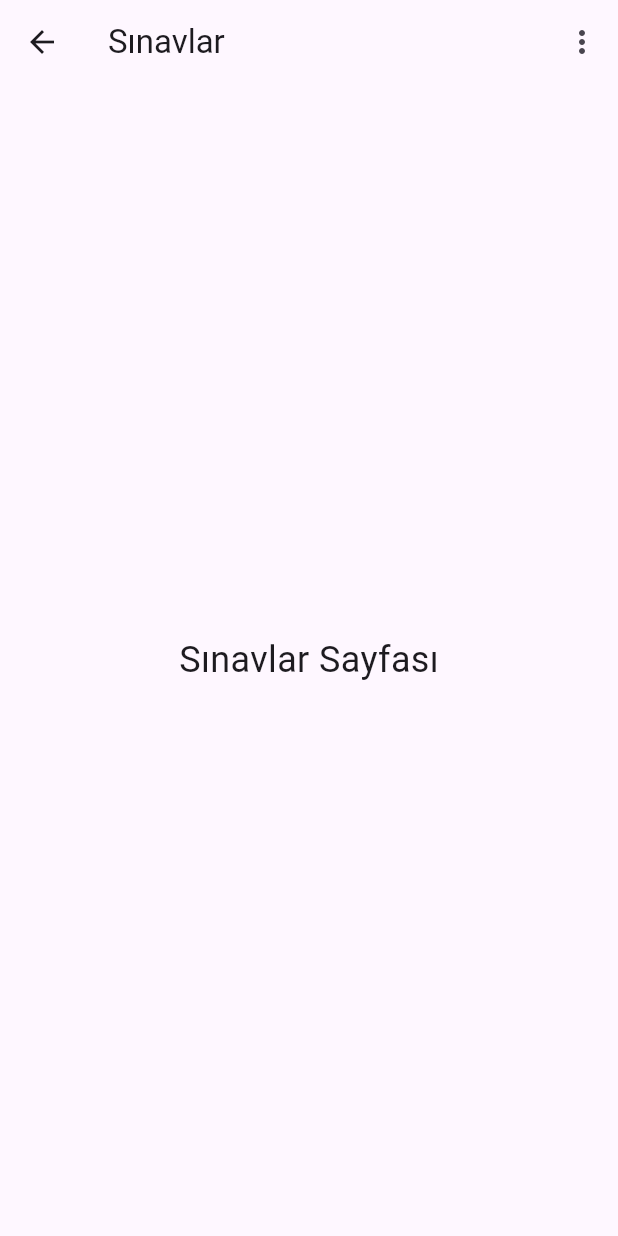
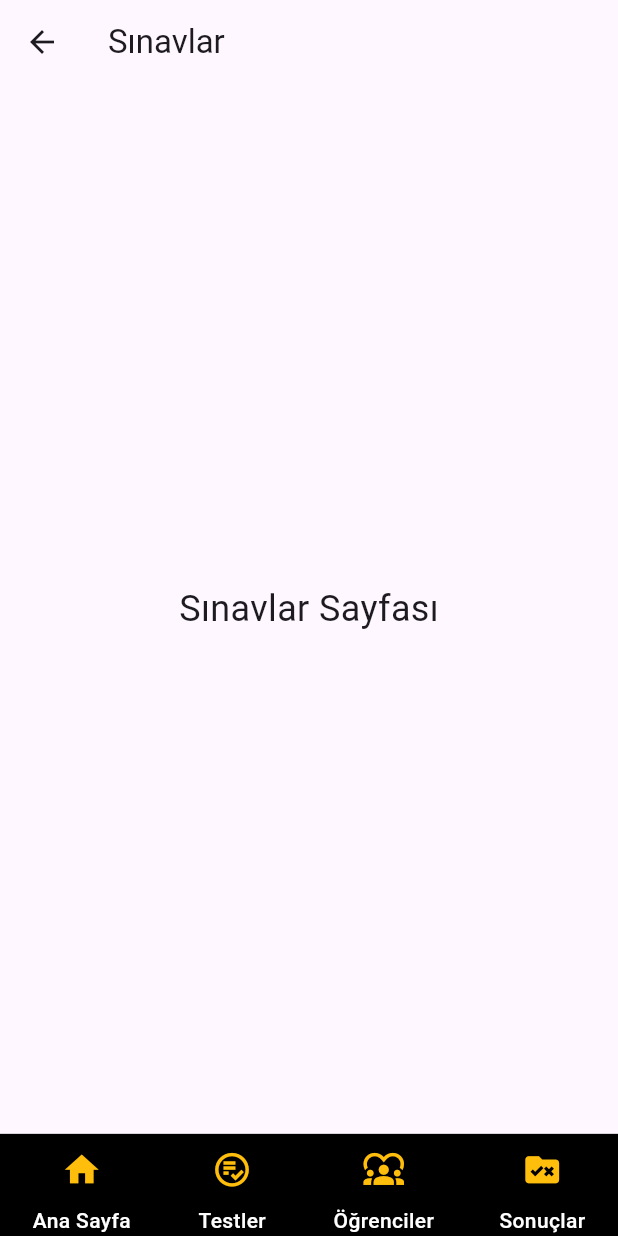
Before and after one commit to Yaser61/MOR, a Flutter app: the screen it shows after launch, after a tap on "Sınavlar", on a phone screen of 412 x 824 dp. Run offline on Flutter 3.47's test engine with Material 3 defaults, Android fonts, the phone set to English and light mode, and no system bars.

Commit message:
update page

```diff
--- a/lib/pages/home_page.dart
+++ b/lib/pages/home_page.dart
@@ -1,5 +1,9 @@
 import 'package:flutter/material.dart';
+import 'package:mobil_optik_okuyucu/pages/analysis_page.dart';
 import 'package:mobil_optik_okuyucu/pages/sinavlar_page.dart';
+import 'package:mobil_optik_okuyucu/pages/students_page.dart';
+// ignore: unused_import
+import 'package:mobil_optik_okuyucu/widgets/bottom_icons.dart';
 
 class HomePage extends StatelessWidget {
   @override
@@ -7,9 +11,76 @@ class HomePage extends StatelessWidget {
     return MaterialApp(
       home: Scaffold(
         appBar: AppBar(
-          title: Text('Ana Sayfa'),
+          backgroundColor: const Color(0xFFddcbdc),
+          title: const Row(
+            children: [
+              Icon(Icons.home_work_outlined, color: Colors.black),
+              SizedBox(width: 8),
+              Text(
+                "Mobil Optik Okuyucu",
+                style: TextStyle(color: Colors.black),
+              )
+            ],
+          ),
         ),
-        backgroundColor: Colors.purple[50],
+        backgroundColor: const Color.fromARGB(255, 247, 235, 249),
+        drawer: Drawer(
+          child: ListView(
+            padding: EdgeInsets.zero,
+            children: [
+              DrawerHeader(
+                decoration: const BoxDecoration(
+                  color: Color(
+                      0xFFddcbdc), // Açılır menü başlığının arka plan rengi
+                ),
+                child: Row(
+                  children: [
+                    Image.asset(
+                      'assets/images/kucuklogo.png',
+                      width: 80,
+                      height: 80,
+                    ),
+                    const SizedBox(width: 10, height: 20),
+                    const Column(
+                      crossAxisAlignment: CrossAxisAlignment.start,
+                      mainAxisAlignment: MainAxisAlignment.center,
+                      children: [
+                        Text(
+                          "HIZLI, GÜVENİLİR VE KOLAY",
+                          style: TextStyle(
+                            fontStyle: FontStyle.italic,
+                            fontWeight: FontWeight.w900,
+                            wordSpacing: 2.0,
+                          ),
+                        ),
+                        Text(
+                          "Optical Monster",
+                          style: TextStyle(
+                            wordSpacing: 2.0,
+                            decoration: TextDecoration.underline,
+                            decorationThickness: 2.0,
+                            fontSize: 15,
+                          ),
+                        )
+                      ],
+                    ),
+                  ],
+                ),
+              ),
+
+              ListTile(
+                title: const Text('Sınavlar'),
+                onTap: () {
+                  Navigator.push(
+                    context,
+                    MaterialPageRoute(builder: (context) => SinavlarPage()),
+                  );
+                },
+              ),
+              // İsteğe bağlı olarak diğer menü öğelerini buraya ekleyebilirsiniz
+            ],
+          ),
+        ),
         body: Center(
           child: Column(
             mainAxisAlignment: MainAxisAlignment.center,
@@ -25,19 +96,16 @@ class HomePage extends StatelessWidget {
                   ),
                 ),
               ),
-              // Üst kısımda logo
+              SizedBox(height: 0.1),
               Container(
-                margin: EdgeInsets.only(bottom: 10.0),
+                margin: const EdgeInsets.only(bottom: 10.0),
                 child: Image.asset(
                   'assets/images/kamera.png',
                   width: 90,
                   height: 90,
                 ),
               ),
-
-              SizedBox(height: 20.0),
-
-              // İki butonlu satır
+              const SizedBox(height: 10.0),
               Row(
                 mainAxisAlignment: MainAxisAlignment.center,
                 children: [
@@ -54,16 +122,70 @@ class HomePage extends StatelessWidget {
                               builder: (context) => SinavlarPage()),
                         );
                       },
-                      child: Text('Sınavlar'),
+                      child: const Text('Sınavlar       '),
                       style: ElevatedButton.styleFrom(
-                        primary: Color(0xFFFFBE0B),
+                        primary: const Color(0xFFFFBE0B),
                         onPrimary: Colors.black,
-                        padding:
-                            EdgeInsets.symmetric(horizontal: 20, vertical: 10),
+                        padding: const EdgeInsets.symmetric(
+                            horizontal: 20, vertical: 10),
                       ),
                     ),
                   ),
-                  SizedBox(width: 20.0),
+                  const SizedBox(
+                    width: 20.0,
+                    height: 1.0,
+                  ),
+                  ClipRRect(
+                    borderRadius: const BorderRadius.horizontal(
+                      left: Radius.circular(0),
+                      right: Radius.circular(50),
+                    ),
+                    child: ElevatedButton(
+                      onPressed: () {
+                        Navigator.push(
+                          context,
+                          MaterialPageRoute(
+                              builder: (context) => StudentsPage()),
+                        );
+                      },
+                      child: const Text('   Öğrenciler'),
+                      style: ElevatedButton.styleFrom(
+                        primary: const Color(0xFFFFBE0B),
+                        onPrimary: Colors.black,
+                        padding: const EdgeInsets.symmetric(
+                            horizontal: 20, vertical: 10),
+                      ),
+                    ),
+                  ),
+                ],
+              ),
+              const SizedBox(height: 20.0),
+              Row(
+                mainAxisAlignment: MainAxisAlignment.center,
+                children: [
+                  ClipRRect(
+                    borderRadius: const BorderRadius.horizontal(
+                      left: Radius.circular(50),
+                      right: Radius.circular(0),
+                    ),
+                    child: ElevatedButton(
+                      onPressed: () {
+                        Navigator.push(
+                          context,
+                          MaterialPageRoute(
+                              builder: (context) => AnalysisPage()),
+                        );
+                      },
+                      child: const Text('Raporlar    '),
+                      style: ElevatedButton.styleFrom(
+                        primary: const Color(0xFFFFBE0B),
+                        onPrimary: Colors.black,
+                        padding: const EdgeInsets.symmetric(
+                            horizontal: 20, vertical: 10),
+                      ),
+                    ),
+                  ),
+                  const SizedBox(width: 20.0),
                   ClipRRect(
                     borderRadius: const BorderRadius.horizontal(
                       left: Radius.circular(0),
@@ -77,64 +199,12 @@ class HomePage extends StatelessWidget {
                               builder: (context) => SinavlarPage()),
                         );
                       },
-                      child: Text('Sınavlar'),
+                      child: const Text('Bulamadım ?'),
                       style: ElevatedButton.styleFrom(
-                        primary: Color(0xFFFFBE0B),
+                        primary: const Color(0xFFFFBE0B),
                         onPrimary: Colors.black,
-                        padding:
-                            EdgeInsets.symmetric(horizontal: 20, vertical: 10),
-                      ),
-                    ),
-                  ),
-                ],
-              ),
-              // İkinci butonlu satırın kopyası
-              SizedBox(height: 20.0),
-              Row(
-                mainAxisAlignment: MainAxisAlignment.center,
-                children: [
-                  ClipRRect(
-                    borderRadius: const BorderRadius.horizontal(
-                      left: Radius.circular(50),
-                      right: Radius.circular(0),
-                    ),
-                    child: ElevatedButton(
-                      onPressed: () {
-                        Navigator.push(
-                          context,
-                          MaterialPageRoute(
-                              builder: (context) => SinavlarPage()),
-                        );
-                      },
-                      child: Text('Sınavlar'),
-                      style: ElevatedButton.styleFrom(
-                        primary: Color(0xFFFFBE0B),
-                        onPrimary: Colors.black,
-                        padding:
-                            EdgeInsets.symmetric(horizontal: 20, vertical: 10),
-                      ),
-                    ),
-                  ),
-                  SizedBox(width: 20.0),
-                  ClipRRect(
-                    borderRadius: const BorderRadius.horizontal(
-                      left: Radius.circular(0),
-                      right: Radius.circular(50),
-                    ),
-                    child: ElevatedButton(
-                      onPressed: () {
-                        Navigator.push(
-                          context,
-                          MaterialPageRoute(
-                              builder: (context) => SinavlarPage()),
-                        );
-                      },
-                      child: Text('Sınavlar'),
-                      style: ElevatedButton.styleFrom(
-                        primary: Color(0xFFFFBE0B),
-                        onPrimary: Colors.black,
-                        padding:
-                            EdgeInsets.symmetric(horizontal: 20, vertical: 10),
+                        padding: const EdgeInsets.symmetric(
+                            horizontal: 20, vertical: 10),
                       ),
                     ),
                   ),
--- a/lib/pages/sinavlar_page.dart
+++ b/lib/pages/sinavlar_page.dart
@@ -1,41 +1,19 @@
 import 'package:flutter/material.dart';
+import 'package:mobil_optik_okuyucu/pages/home_page.dart';
+// ignore: unused_import
+import 'package:mobil_optik_okuyucu/widgets/bottom_icons.dart';
 
-class SinavlarPage extends StatelessWidget {
+class SinavlarPage extends StatefulWidget {
+  @override
+  _SinavlarPageState createState() => _SinavlarPageState();
+}
+
+class _SinavlarPageState extends State<SinavlarPage> {
   @override
   Widget build(BuildContext context) {
     return Scaffold(
       appBar: AppBar(
         title: Text('Sınavlar'),
-        actions: <Widget>[
-          PopupMenuButton(
-            itemBuilder: (BuildContext context) {
-              return <PopupMenuEntry>[
-                PopupMenuItem(
-                  child: Text('Sınav Ekle'),
-                  value: 'ekle',
-                ),
-                PopupMenuItem(
-                  child: Text('Sınavları Düzenle'),
-                  value: 'duzenle',
-                ),
-                PopupMenuItem(
-                  child: Text('Sınavları Sil'),
-                  value: 'sil',
-                ),
-              ];
-            },
-            onSelected: (value) {
-              // Seçilen işleme göre işlevleri burada tanımlayabilirsiniz.
-              if (value == 'ekle') {
-
-              } else if (value == 'duzenle') {
-
-              } else if (value == 'sil') {
-
-              }
-            },
-          ),
-        ],
       ),
       body: Center(
         child: Text(
@@ -43,6 +21,15 @@ class SinavlarPage extends StatelessWidget {
           style: TextStyle(fontSize: 24.0),
         ),
       ),
+      bottomNavigationBar: BottomIcons(
+        onPressed1: () {
+          Navigator.pushReplacement(
+              context, MaterialPageRoute(builder: (context) => HomePage()));
+        },
+        onPressed2: () {},
+        onPressed3: () {},
+        onPressed4: () {},
+      ),
     );
   }
 }
--- /dev/null
+++ b/lib/widgets/bottom_icons.dart
@@ -0,0 +1,83 @@
+import 'package:flutter/material.dart';
+
+class BottomIcons extends StatelessWidget {
+  final VoidCallback onPressed1;
+  final VoidCallback onPressed2;
+  final VoidCallback onPressed3;
+  final VoidCallback onPressed4;
+
+  const BottomIcons({
+    Key? key,
+    required this.onPressed1,
+    required this.onPressed2,
+    required this.onPressed3,
+    required this.onPressed4,
+  }) : super(key: key);
+
+  @override
+  Widget build(BuildContext context) {
+    return Container(
+      padding: EdgeInsets.all(0.0001),
+      color: Color.fromARGB(255, 0, 0, 0),
+      child: Row(
+        mainAxisAlignment: MainAxisAlignment.spaceAround,
+        children: [
+          _buildIconButtonWithText(
+            icon: Icons.home,
+            onPressed: onPressed1,
+            label: 'Ana Sayfa',
+            iconSize: 27,
+          ),
+          _buildIconButtonWithText(
+            // icon: Icons.format_list_bulleted_sharp,
+            icon: Icons.playlist_add_check_circle_outlined,
+            onPressed: onPressed2,
+            label: 'Testler',
+            iconSize: 27,
+          ),
+          _buildIconButtonWithText(
+            icon: Icons.diversity_1,
+            onPressed: onPressed3,
+            label: 'Öğrenciler',
+            iconSize: 27,
+          ),
+          _buildIconButtonWithText(
+            icon: Icons.rule_folder,
+            onPressed: onPressed4,
+            label: 'Sonuçlar',
+            iconSize: 27,
+          ),
+        ],
+      ),
+    );
+  }
+
+  Widget _buildIconButtonWithText({
+    required IconData icon,
+    required VoidCallback onPressed,
+    required String label,
+    required double iconSize,
+  }) {
+    return Column(
+      mainAxisSize: MainAxisSize.min,
+      children: [
+        IconButton(
+          icon: Icon(icon),
+          onPressed: onPressed,
+          iconSize: iconSize,
+          color: Color(0xFFFFBE0B),
+        ),
+        SizedBox(
+          height: 0.1,
+        ),
+        Text(
+          label,
+          style: TextStyle(
+            fontWeight: FontWeight.w500,
+            color: Colors.white,
+          ),
+        ),
+      ],
+    );
+  }
+}
```
Also changed, not shown: lib/pages/analysis_page.dart (added, +35 -0 lines), lib/pages/students_page.dart (added, +35 -0 lines), assets/images/kucuklogo.png (added).
